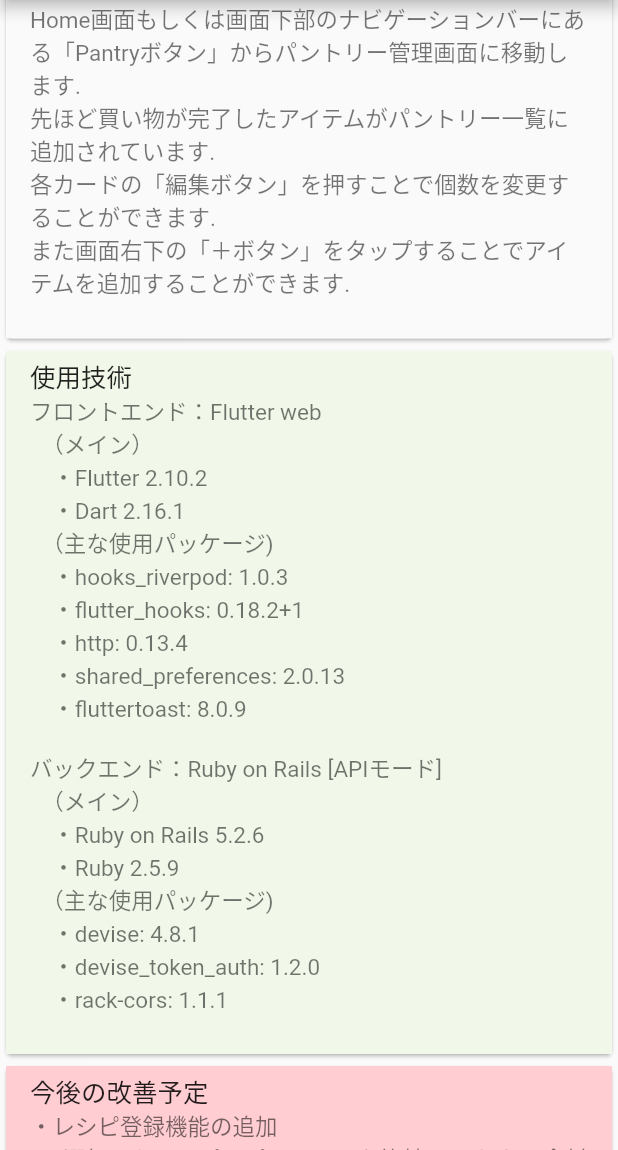
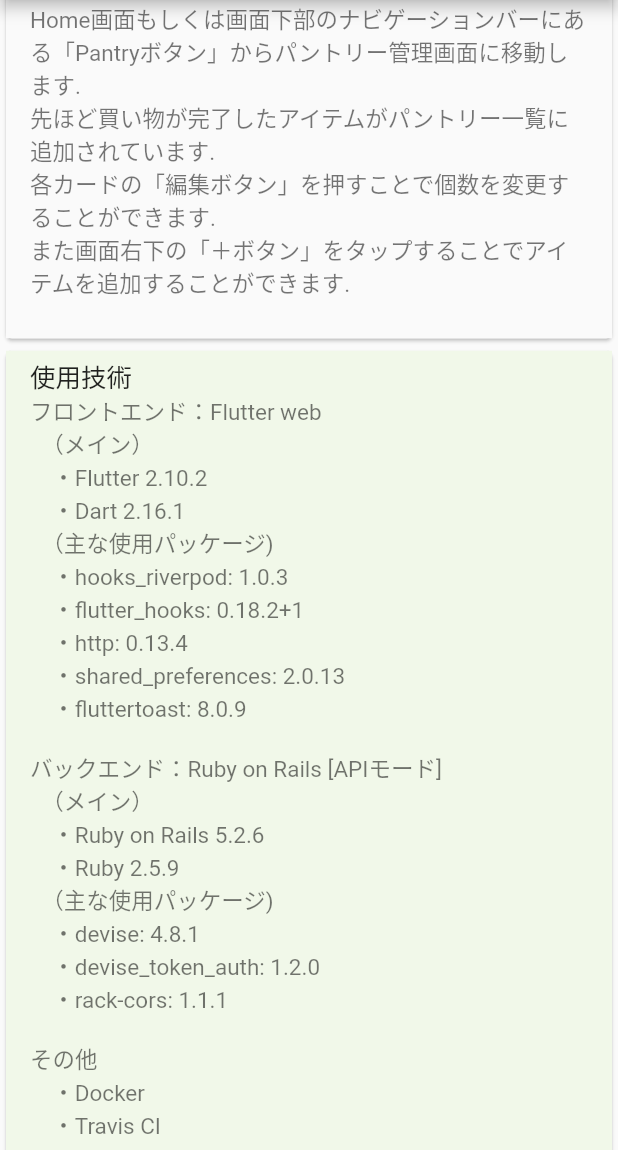
Before and after one commit to hiroyuki29/pantry-recipe-flutter, a Flutter app: the ReadMeScreen screen opened directly, scrolled down 1728 dp, on a phone screen of 412 x 824 dp, the part 86-1236 px from its top. Run offline on Flutter 3.47's test engine with Material 2 defaults, Android fonts, the phone set to English and light mode, and no system bars; our stand-ins replace flutter_hooks, fluttertoast, hooks_riverpod, shared_preferences; accounts and stored records are empty.

Commit message:
modify ReadMe

```diff
--- a/lib/read_me/read_me_text.dart
+++ b/lib/read_me/read_me_text.dart
@@ -92,7 +92,12 @@ ReadMe pr1 = ReadMe(
         '  （主な使用パッケージ)\n'
         '    ・devise: 4.8.1\n'
         '    ・devise_token_auth: 1.2.0\n'
-        '    ・rack-cors: 1.1.1\n');
+        '    ・rack-cors: 1.1.1\n'
+        '\n'
+        'その他\n'
+            '    ・Docker\n'
+            '    ・Travis CI\n'
+            '    ・GitHub Actions\n');
 
 ReadMe pr2 = ReadMe(
     id: 9,
@@ -110,7 +115,7 @@ ReadMe pr3 = ReadMe(
     id: 10,
     leading: 'その他',
     main:
-    '・Githubアカウント：hiroyuki29\n'
+    '・GitHubアカウント：hiroyuki29\n'
         '    （リポジトリ名）\n'
         '        ・フロントエンド：pantry-recipe-flutter\n'
         '        ・バックエンド：pantry-recipe\n');
```
